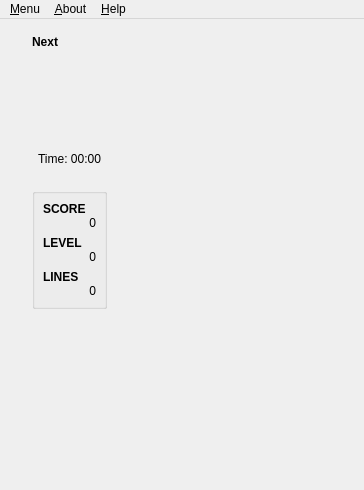
Before: the Qt Designer form pyTetris/ui/main_window.ui in TutorExilius/pyTetris, drawn with Qt 5.
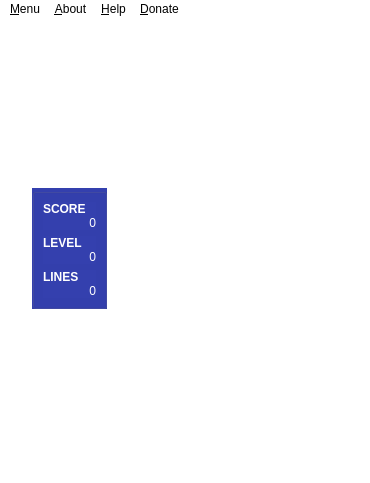
After: the same form once the commit is applied. Icons and pictures are not drawn.

Patch:
```diff
--- a/pyTetris/ui/main_window.ui
+++ b/pyTetris/ui/main_window.ui
@@ -6,16 +6,20 @@
    <rect>
     <x>0</x>
     <y>0</y>
-    <width>364</width>
-    <height>490</height>
+    <width>370</width>
+    <height>483</height>
    </rect>
   </property>
   <property name="windowTitle">
    <string>pyTetris 2020 v1.0</string>
   </property>
   <property name="styleSheet">
-   <string notr="true">#centralwidget{
-background-image: url(&quot;C:/Users/twitch/Desktop/bg.png&quot;);
+   <string notr="true">* {
+background-color:white;
+}
+
+#centralwidget{
+background-image: url(&quot;C:/dev/python/pyTetris/pyTetris/ui/tetris_background_1.png&quot;);
 }</string>
   </property>
   <widget class="QWidget" name="centralwidget">
@@ -110,6 +114,9 @@
             <bold>true</bold>
            </font>
           </property>
+          <property name="styleSheet">
+           <string notr="true">color: white;</string>
+          </property>
           <property name="text">
            <string>Next</string>
           </property>
@@ -293,6 +300,9 @@
             <bold>false</bold>
            </font>
           </property>
+          <property name="styleSheet">
+           <string notr="true">color: white;</string>
+          </property>
           <property name="text">
            <string>Time: 00:00</string>
           </property>
@@ -319,6 +329,9 @@
         </item>
         <item>
          <widget class="QGroupBox" name="groupBox_state">
+          <property name="styleSheet">
+           <string notr="true">color: white; background-color: rgb(52, 64, 174);</string>
+          </property>
           <property name="title">
            <string/>
           </property>
@@ -485,7 +498,7 @@
     <rect>
      <x>0</x>
      <y>0</y>
-     <width>364</width>
+     <width>370</width>
      <height>21</height>
     </rect>
    </property>
@@ -508,9 +521,16 @@
     </property>
     <addaction name="action_Controls"/>
    </widget>
+   <widget class="QMenu" name="menu_Donate">
+    <property name="title">
+     <string>&amp;Donate</string>
+    </property>
+    <addaction name="action_Support_Tutor_Exilius"/>
+   </widget>
    <addaction name="menu_Menu"/>
    <addaction name="menu_About"/>
    <addaction name="menu_Help"/>
+   <addaction name="menu_Donate"/>
   </widget>
   <action name="action_Quit">
    <property name="text">
```
Left out of the diff: 11 changed lines with no effect on the pictures.
